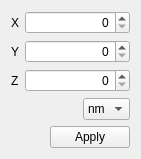
First picture: the form in frontend/unitExplorer.ui, repository FelixdelasPozas/EspINA, before the edit.
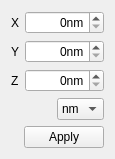
Second picture: the form after the edit.

What changed in the file:
```diff
--- a/frontend/unitExplorer.ui
+++ b/frontend/unitExplorer.ui
@@ -6,7 +6,7 @@
    <rect>
     <x>0</x>
     <y>0</y>
-    <width>141</width>
+    <width>115</width>
     <height>150</height>
    </rect>
   </property>
@@ -37,6 +37,12 @@
        <property name="alignment">
         <set>Qt::AlignRight|Qt::AlignTrailing|Qt::AlignVCenter</set>
        </property>
+       <property name="suffix">
+        <string>nm</string>
+       </property>
+       <property name="prefix">
+        <string/>
+       </property>
       </widget>
      </item>
     </layout>
@@ -64,6 +70,9 @@
        <property name="alignment">
         <set>Qt::AlignRight|Qt::AlignTrailing|Qt::AlignVCenter</set>
        </property>
+       <property name="suffix">
+        <string>nm</string>
+       </property>
       </widget>
      </item>
     </layout>
@@ -91,6 +100,9 @@
        <property name="alignment">
         <set>Qt::AlignRight|Qt::AlignTrailing|Qt::AlignVCenter</set>
        </property>
+       <property name="suffix">
+        <string>nm</string>
+       </property>
       </widget>
      </item>
     </layout>
```
Left out of the diff: 2 changed lines with no effect on the pictures.
